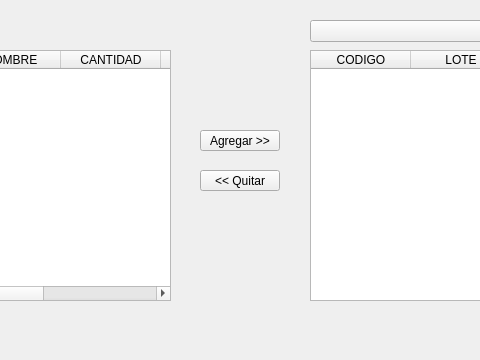
Before: the Qt Designer form PAF_GUI/PAF_GRAFICA/gui/gestionaralmacenes.ui in JMOrbegoso/USS-2021-II-PP, drawn with Qt 5; both pictures show x 170 to 650 and y 0 to 360 of the 820 by 360 pixel window.
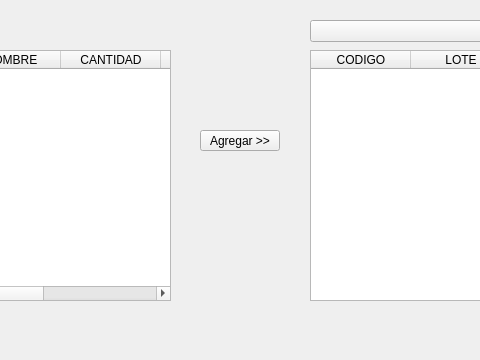
After: the same form once the commit is applied. Icons and pictures are not drawn.

Commit message: Boton Agregar Lotes

What changed in the file:
```diff
--- a/PAF_GUI/PAF_GRAFICA/gui/gestionaralmacenes.ui
+++ b/PAF_GUI/PAF_GRAFICA/gui/gestionaralmacenes.ui
@@ -126,19 +126,6 @@
     </property>
    </column>
   </widget>
-  <widget class="QPushButton" name="quitarButton">
-   <property name="geometry">
-    <rect>
-     <x>370</x>
-     <y>170</y>
-     <width>80</width>
-     <height>21</height>
-    </rect>
-   </property>
-   <property name="text">
-    <string>&lt;&lt; Quitar</string>
-   </property>
-  </widget>
  </widget>
  <resources>
   <include location="../resource.qrc"/>
```
The commit also changes 3 other files.
